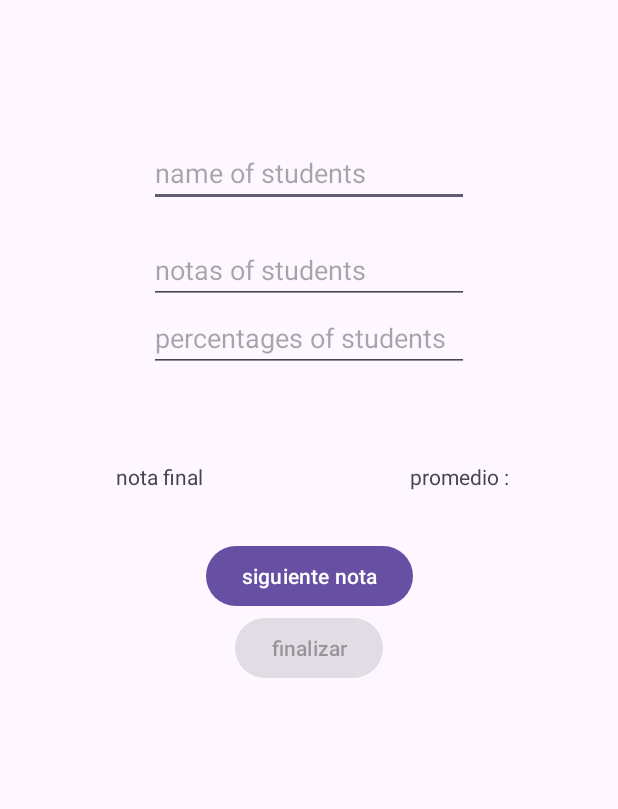
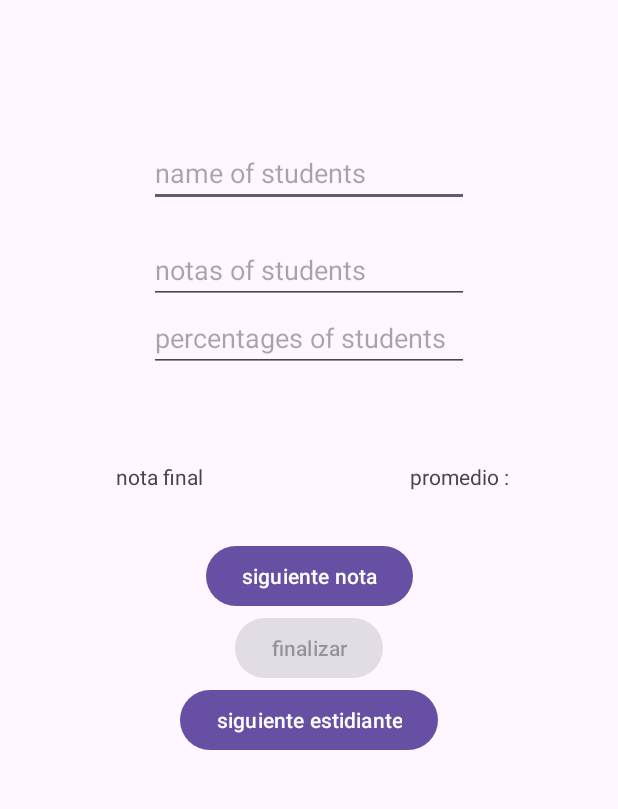
Before and after one commit to maestro484/calcular_notas, an Android app: the screen it shows after launch (MainActivity), on a phone screen of 412 x 824 dp, the part 145-954 px from its top. Run offline under Robolectric (Android 15) with nearby library versions, the phone set to English and light mode, and no system bars.

Commit message:
colocamos las vistas de pantalla de inicio y las declaramos
coloque a funcionas los botones,valide que el prosentaje sea un numero entero,
coloque los porsetanjes ingresados no superen el 100%,
valide que la nota no supere el 5
valide que la nota metida sea menos a 0
valide que el nombre del estudiante no tenga numeros
valide que la nota sea igual ala cantidad de procetajes

logre mostar el resultado de la nota final y el promedio en la vista de usuario

```diff
--- a/app/src/main/java/com/oscar/estiven/prengues/calcularnotas/MainActivity.kt
+++ b/app/src/main/java/com/oscar/estiven/prengues/calcularnotas/MainActivity.kt
@@ -2,11 +2,13 @@ package com.oscar.estiven.prengues.calcularnotas
 
 import androidx.appcompat.app.AppCompatActivity
 import android.os.Bundle
+import android.view.View
 import android.widget.Button
 import android.widget.EditText
 import android.widget.ProgressBar
 import android.widget.TextView
 import android.widget.Toast
+import kotlin.contracts.Returns
 
 class MainActivity : AppCompatActivity() {
 
@@ -14,14 +16,14 @@ class MainActivity : AppCompatActivity() {
     private lateinit var nombreIngresado: EditText
     private lateinit var notasIngresadas: EditText
     private lateinit var porsentajesIngresados: EditText
-    private lateinit var Retornar: Button
+    private lateinit var siguiente: Button
     private lateinit var Finalizar: Button
     private lateinit var progreso: ProgressBar
     private lateinit var vistaPromedioFinal: TextView
     private lateinit var vistaNotaFinal: TextView
+    private lateinit var Restart: Button
 
-
-    private var porcentajeAcumulado  = 0
+    private var porcentajeAcumulado = 0
 
     val listaDePorcentaje: MutableList<Int> = mutableListOf()
 
@@ -35,20 +37,26 @@ class MainActivity : AppCompatActivity() {
         nombreIngresado = findViewById(R.id.nombreIngresado)
         notasIngresadas = findViewById(R.id.notasIngresadas)
         porsentajesIngresados = findViewById(R.id.porcentajesIngresados)
-        Retornar = findViewById(R.id.Retornar)
+        siguiente = findViewById(R.id.siguinete)
         Finalizar = findViewById(R.id.Finalizar)
         progreso = findViewById(R.id.progreso)
         vistaPromedioFinal = findViewById(R.id.vistaPromedioFinal)
         vistaNotaFinal = findViewById(R.id.vistaNotaFinal)
+        Restart = findViewById(R.id.Restart)
 
-        Finalizar.setOnClickListener(){
 
-               vistaNotaFinal.text = "nota final : " + porcentajeAcumulado
 
-               vistaPromedioFinal.text = "promedio: "  + calcularpromedio()
-           }
 
-        Retornar.setOnClickListener {
+
+
+        Finalizar.setOnClickListener {
+
+            vistaNotaFinal.text = "nota final : " + notaFinal()
+
+            vistaPromedioFinal.text = "promedio: " + calcularpromedio()
+        }
+
+        siguiente.setOnClickListener {
 
 
             val nota = notasIngresadas.text.toString()
@@ -56,11 +64,11 @@ class MainActivity : AppCompatActivity() {
             val nombre = nombreIngresado.text.toString()
 
 
-            if (validarVacio(nombre, nota, porcentaje)){
+            if (validarVacio(nombre, nota, porcentaje)) {
                 if (validarNombre(nombre) &&
                     validarNotas(nota.toDouble()) &&
                     validarPorcentaje((porcentaje.toInt()))
-                ){
+                ) {
                     listaDeNotas.add(nota.toDouble())
                     listaDePorcentaje.add(porcentaje.toInt())
 
@@ -73,26 +81,29 @@ class MainActivity : AppCompatActivity() {
                     porsentajesIngresados.text.clear()
 
                     mostrarMensaje("la nota fue ingresada correctamente")
-                }else{
+                } else {
                     mostrarMensaje("verifique los datos ingresados")
                 }
-            }else{
+            } else {
                 mostrarMensaje("Datos incompletos")
             }
         }
     }
 
-    fun actualizarProgress(porcentaje : Int) {
+    fun actualizarProgress(porcentaje: Int) {
         progreso.progress = porcentaje
-        if (porcentaje >= 100){
+        if (porcentaje >= 100) {
             Finalizar.isEnabled = true
 
         }
     }
-    fun mostrarMensaje(mensaje : String){
-        Toast.makeText(this,
+
+    fun mostrarMensaje(mensaje: String) {
+        Toast.makeText(
+            this,
             mensaje,
-            Toast.LENGTH_LONG).show()
+            Toast.LENGTH_LONG
+        ).show()
     }
 
 
@@ -108,20 +119,34 @@ class MainActivity : AppCompatActivity() {
 
         return (nota >= 0.0 && nota <= 5.0)
     }
-    fun validarPorcentaje(porcentaje : Int ) : Boolean{
-        return porcentajeAcumulado + porcentaje <=100
+
+    fun validarPorcentaje(porcentaje: Int): Boolean {
+        return porcentajeAcumulado + porcentaje <= 100
     }
 
-fun calcularpromedio(): Double{
+    fun calcularpromedio(): Double {
 
-    var p = 0.0
+        var p = 0.0
 
-    for(n in listaDeNotas){
+        for (n in listaDeNotas) {
 
-        p += n
+            p += n
+        }
+        return p / listaDeNotas.size
+
     }
-    return p / listaDeNotas.size
 
- }
+    fun notaFinal(): Double {
+
+        var notaFinal: Double = 0.0
+        var contador = 0
+
+        for (n in listaDeNotas) {
+            notaFinal += (n * listaDeNotas[contador]) / 100
+            contador++
+
+        }
+      return notaFinal
+    }
 
 }
--- a/app/src/main/res/layout/entrada.xml
+++ b/app/src/main/res/layout/entrada.xml
@@ -13,12 +13,12 @@
         android:enabled="false"
         android:text="finalizar"
         app:layout_constraintEnd_toEndOf="parent"
-        app:layout_constraintStart_toEndOf="@id/Retornar"
+        app:layout_constraintStart_toEndOf="@id/siguinete"
         app:layout_constraintStart_toStartOf="parent"
-        app:layout_constraintTop_toBottomOf="@id/Retornar" />
+        app:layout_constraintTop_toBottomOf="@id/siguinete" />
 
     <Button
-        android:id="@+id/Retornar"
+        android:id="@+id/siguinete"
         android:layout_width="wrap_content"
         android:layout_height="wrap_content"
         android:layout_marginBottom="208dp"
@@ -113,6 +113,16 @@
         app:layout_constraintBottom_toBottomOf="parent"
         app:layout_constraintEnd_toEndOf="parent"
         app:layout_constraintStart_toStartOf="parent" />
+
+    <Button
+        android:id="@+id/Restart"
+        android:layout_width="wrap_content"
+        android:layout_height="wrap_content"
+        android:text="siguiente estidiante"
+        app:layout_constraintEnd_toEndOf="parent"
+        app:layout_constraintStart_toEndOf="@id/siguinete"
+        app:layout_constraintStart_toStartOf="parent"
+        app:layout_constraintTop_toBottomOf="@id/Finalizar" />
     />
 
 </androidx.constraintlayout.widget.ConstraintLayout>
```
